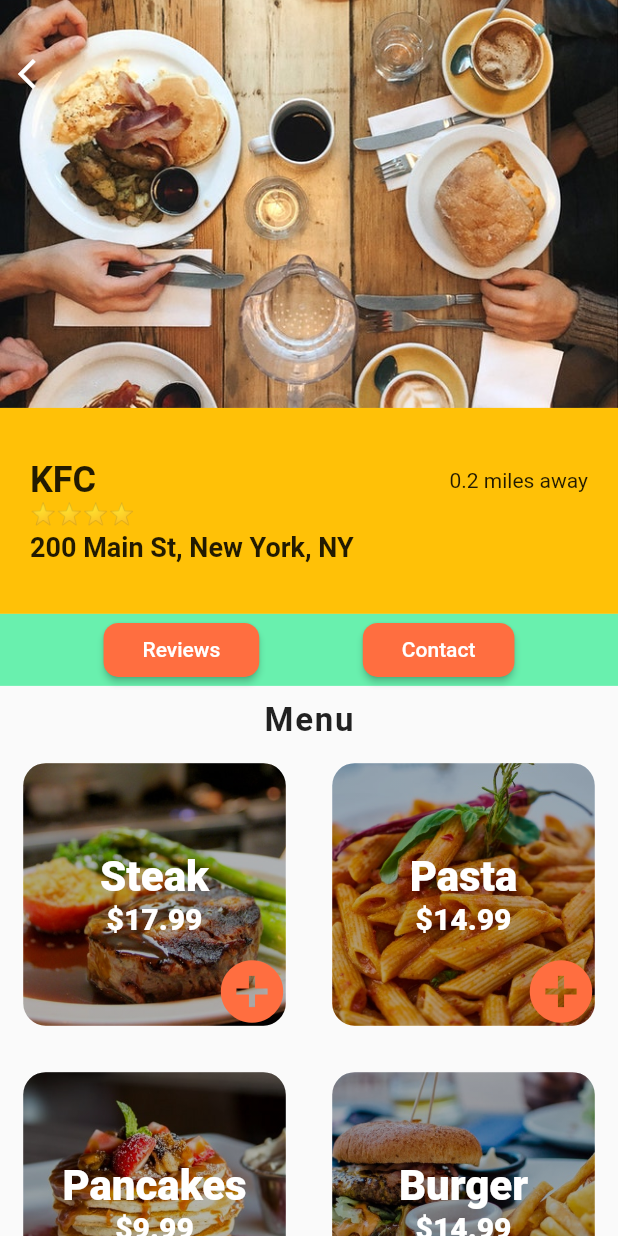
After one commit to arslankaleem7229/Food-Dilivery-App, a Flutter app: the screen it shows after launch, after a tap on "KFC", on a phone screen of 412 x 824 dp. The commit adds this screen. Run offline on Flutter 3.47's test engine with Material 2 defaults, Android fonts, the phone set to English and light mode, and no system bars.

Commit message:
Restaurant Screen Created
Created Restaurant Screen that shows the data of Restaurant

```diff
--- a/lib/Widgets/nearby_restaurants.dart
+++ b/lib/Widgets/nearby_restaurants.dart
@@ -1,15 +1,12 @@
 import 'package:flutter/material.dart';
 import 'package:foodies/Widgets/rating.dart';
 import 'package:foodies/data/data.dart';
-import 'package:foodies/models/order.dart';
-import 'package:foodies/models/restaurant.dart';
+import 'package:foodies/screens/restaurant_screen.dart';
 import 'package:foodies/styles/constant.dart';
 
 class NearbyRestaurants extends StatelessWidget {
   @override
   Widget build(BuildContext context) {
-    Order order;
-
     return Column(
       crossAxisAlignment: CrossAxisAlignment.start,
       children: [
@@ -20,16 +17,25 @@ class NearbyRestaurants extends StatelessWidget {
             style: kTextStyle(20.0, FontWeight.w600, letterSpacing: 1.2),
           ),
         ),
-        _buildRestaurants(),
+        _buildRestaurants(buildContext: context),
       ],
     );
   }
 
-  _buildRestaurants() {
+  _buildRestaurants({@required BuildContext buildContext}) {
     List<Widget> _restaurantList = [];
     restaurants.forEach((restaurant) {
       _restaurantList.add(
-        Container(
+        GestureDetector(
+          onTap: () => Navigator.push(
+            buildContext,
+            MaterialPageRoute(
+              builder: (_) => RestaurantScreen(
+                restaurant: restaurant,
+              ),
+            ),
+          ),
+          child: Container(
             margin: EdgeInsets.all(15.0),
             decoration: BoxDecoration(
               border: Border.all(color: Colors.greenAccent),
@@ -72,6 +78,7 @@ class NearbyRestaurants extends StatelessWidget {
               ],
             ),
           ),
+        ),
       );
     });
     return Column(
--- /dev/null
+++ b/lib/screens/restaurant_screen.dart
@@ -0,0 +1,190 @@
+import 'package:flutter/material.dart';
+import 'package:foodies/Widgets/rating.dart';
+import 'package:foodies/models/food.dart';
+import 'package:foodies/models/restaurant.dart';
+import 'package:foodies/styles/constant.dart';
+
+class RestaurantScreen extends StatelessWidget {
+  final Restaurant restaurant;
+
+  RestaurantScreen({this.restaurant});
+
+  @override
+  Widget build(BuildContext context) {
+    return Scaffold(
+      body: Column(
+        children: [
+          Stack(
+            children: [
+              Image(
+                image: AssetImage(restaurant.imageUrl),
+                fit: BoxFit.cover,
+                width: MediaQuery.of(context).size.width,
+                height: MediaQuery.of(context).size.height * 0.33,
+              ),
+              Row(
+                children: [
+                  Padding(
+                    padding: const EdgeInsets.only(top: 25.0),
+                    child: IconButton(
+                        icon: Icon(
+                          Icons.arrow_back_ios,
+                          color: Colors.white,
+                        ),
+                        onPressed: () {}),
+                  ),
+                ],
+              ),
+            ],
+          ),
+          Container(
+            padding: EdgeInsets.all(20.0),
+            color: Colors.amber,
+            height: MediaQuery.of(context).size.height / 6,
+            width: MediaQuery.of(context).size.width,
+            child: Column(
+              crossAxisAlignment: CrossAxisAlignment.start,
+              mainAxisAlignment: MainAxisAlignment.center,
+              children: [
+                Row(
+                  mainAxisAlignment: MainAxisAlignment.spaceBetween,
+                  children: [
+                    new Text(
+                      restaurant.name,
+                      style: kTextStyle(24.0, FontWeight.bold),
+                    ),
+                    new Text(
+                      "0.2 miles away",
+                      style: kTextStyle(14.0, FontWeight.normal),
+                    ),
+                  ],
+                ),
+                Ratings(rating: restaurant.rating),
+                new Text(
+                  restaurant.address,
+                  style: kTextStyle(18.0, FontWeight.bold),
+                ),
+              ],
+            ),
+          ),
+          Container(
+            color: Colors.greenAccent,
+            child: Row(
+              mainAxisAlignment: MainAxisAlignment.spaceEvenly,
+              children: [
+                _buildElevatedButton(context: context, text: "Reviews"),
+                _buildElevatedButton(context: context, text: "Contact"),
+              ],
+            ),
+          ),
+          SizedBox(height: 10.0),
+          Text(
+            "Menu",
+            style: kTextStyle(22.0, FontWeight.w600, letterSpacing: 1.2),
+          ),
+          Expanded(
+            child: GridView.count(
+              crossAxisCount: 2,
+              children: List.generate(
+                restaurant.menu.length,
+                (index) {
+                  Food food = restaurant.menu[index];
+                  return _buildMenuItems(
+                      buildContext: context, menuItems: food);
+                },
+              ),
+            ),
+          )
+        ],
+      ),
+    );
+  }
+
+  ElevatedButton _buildElevatedButton({BuildContext context, String text}) {
+    return ElevatedButton(
+      onPressed: () {},
+      child: Container(
+        child: Text(text),
+        padding: EdgeInsets.symmetric(horizontal: 10.0),
+      ),
+      style: ButtonStyle(
+        backgroundColor:
+            MaterialStateProperty.all(Theme.of(context).primaryColor),
+        shape: MaterialStateProperty.all<RoundedRectangleBorder>(
+          RoundedRectangleBorder(
+            borderRadius: BorderRadius.circular(10.0),
+          ),
+        ),
+      ),
+    );
+  }
+
+  Widget _buildMenuItems(
+      {@required BuildContext buildContext, @required Food menuItems}) {
+    return Stack(
+      alignment: Alignment.center,
+      children: [
+        Container(
+          width: 175,
+          height: 175,
+          margin: EdgeInsets.all(5.0),
+          decoration: BoxDecoration(
+            borderRadius: BorderRadius.circular(15.0),
+            image: DecorationImage(
+                image: AssetImage(menuItems.imageUrl), fit: BoxFit.cover),
+          ),
+        ),
+        Container(
+          width: 175,
+          height: 175,
+          margin: EdgeInsets.all(5.0),
+          decoration: BoxDecoration(
+            borderRadius: BorderRadius.circular(15.0),
+            gradient: LinearGradient(
+              begin: Alignment.topRight,
+              end: Alignment.bottomLeft,
+              colors: [
+                Colors.black.withOpacity(0.3),
+                Colors.black87.withOpacity(0.3),
+                Colors.black54.withOpacity(0.3),
+                Colors.black38.withOpacity(0.3),
+              ],
+              stops: [
+                0.1,
+                0.4,
+                0.6,
+                0.9,
+              ],
+            ),
+          ),
+        ),
+        Column(
+          mainAxisAlignment: MainAxisAlignment.center,
+          children: [
+            Text(
+              menuItems.name,
+              style: kTextStyle(28.0, FontWeight.w900, color: Colors.white),
+              overflow: TextOverflow.clip,
+            ),
+            Text(
+              "\$${menuItems.price}",
+              style: kTextStyle(20.0, FontWeight.w900, color: Colors.white),
+            ),
+          ],
+        ),
+        Positioned(
+          right: 5.0,
+          bottom: 5.0,
+          child: IconButton(
+            onPressed: () {},
+            icon: Icon(Icons.add_circle_outlined),
+            iconSize: 50.0,
+            color: Theme.of(buildContext).primaryColor,
+          ),
+        )
+      ],
+    );
+
+    //
+  }
+}
--- a/lib/styles/constant.dart
+++ b/lib/styles/constant.dart
@@ -1,10 +1,10 @@
 import 'package:flutter/material.dart';
 
 TextStyle kTextStyle(double size, FontWeight fontWeight,
-    {double letterSpacing}) {
+    {double letterSpacing, Color color}) {
   return TextStyle(
-    fontSize: size,
-    fontWeight: fontWeight,
-    letterSpacing: letterSpacing,
-  );
+      fontSize: size,
+      fontWeight: fontWeight,
+      letterSpacing: letterSpacing,
+      color: color);
 }
```
Lines whose indentation alone changed are shown as unchanged.
